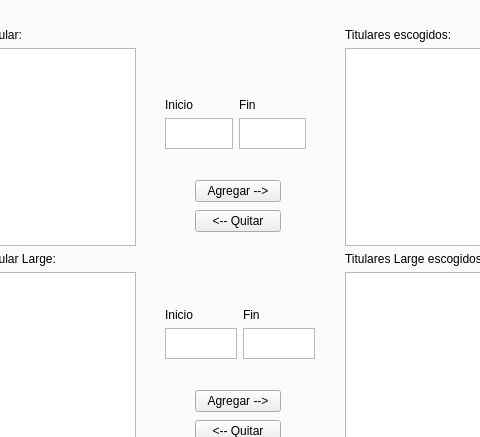
Old version of the form ProyectoQT/Interfaz_Digital_SIgnage_USM/mainwindow.ui in the repository seba-saca/Digital_Signage_USM; both pictures show x 509 to 989 and y 154 to 591 of the 1280 by 720 pixel window.
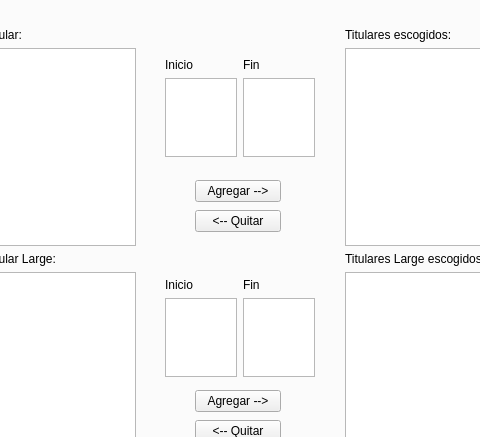
New version of the form. The open tabs and pages were chosen to show the change.

Commit message: Avance INterfaz

What changed in the file:
```diff
--- a/ProyectoQT/Interfaz_Digital_SIgnage_USM/mainwindow.ui
+++ b/ProyectoQT/Interfaz_Digital_SIgnage_USM/mainwindow.ui
@@ -521,9 +521,9 @@
         <property name="geometry">
          <rect>
           <x>480</x>
-          <y>310</y>
+          <y>280</y>
           <width>150</width>
-          <height>51</height>
+          <height>99</height>
          </rect>
         </property>
         <layout class="QVBoxLayout" name="verticalLayout_18">
@@ -557,13 +557,13 @@
          </item>
         </layout>
        </widget>
-       <widget class="QWidget" name="">
+       <widget class="QWidget" name="layoutWidget">
         <property name="geometry">
          <rect>
           <x>480</x>
-          <y>100</y>
-          <width>141</width>
-          <height>51</height>
+          <y>60</y>
+          <width>150</width>
+          <height>99</height>
          </rect>
         </property>
         <layout class="QVBoxLayout" name="verticalLayout_17">
```
Left out of the diff: 34 changed lines with no effect on the pictures. The commit also changes 6 other files.
